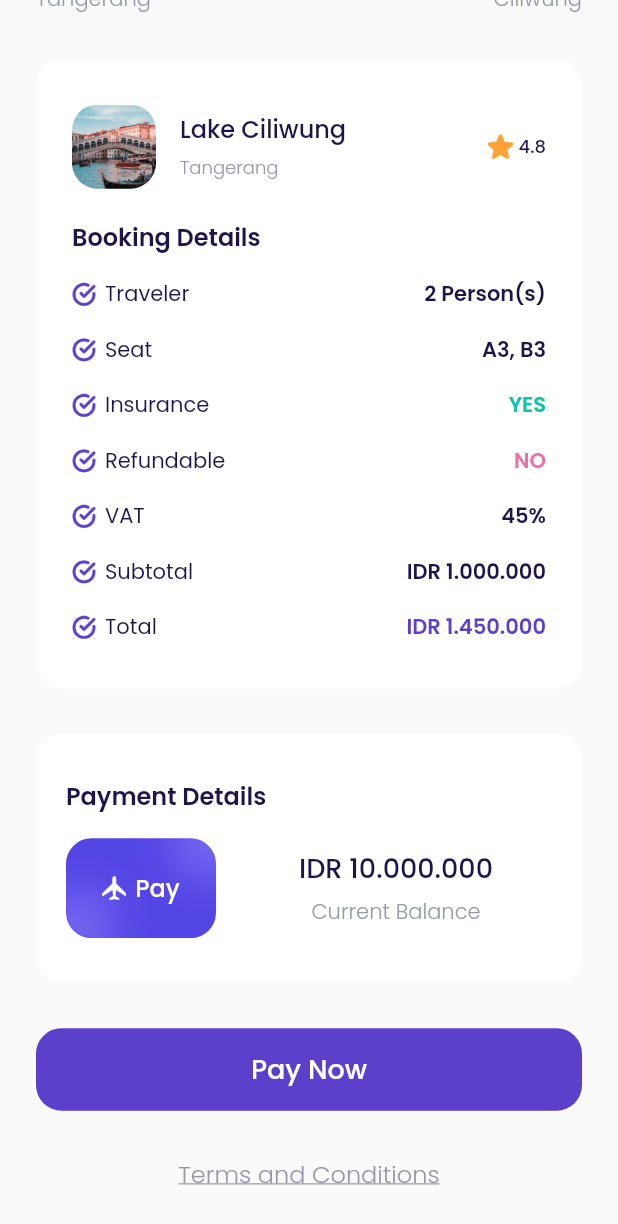
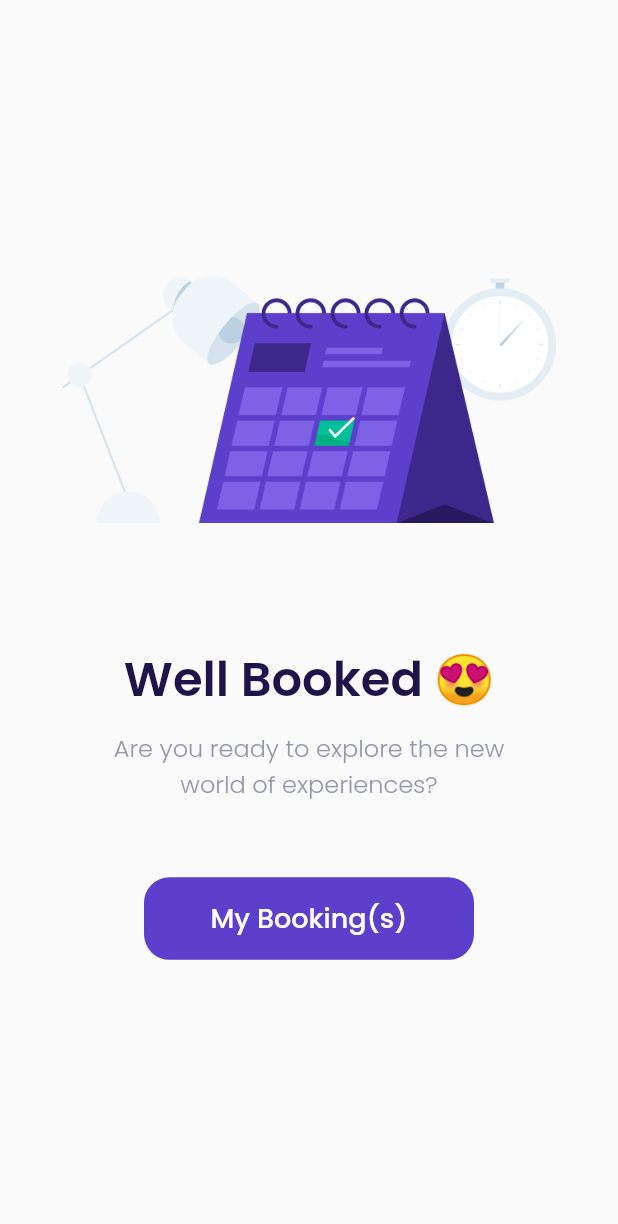
Before and after one commit to HarunNurahman/book-inn-air, a Flutter app: the CheckoutPage screen opened directly, scrolled down 172 dp, after a tap on "Pay Now", on a phone screen of 412 x 824 dp. Shown: the top 1224 px of the screen. Run offline on Flutter 3.47's test engine with Material 2 defaults, Android fonts, the phone set to English and light mode, and no system bars; our stand-ins replace device_preview, google_fonts.

Commit message:
Slicing UI Success Checkout Page

```diff
--- a/lib/pages/checkout_page.dart
+++ b/lib/pages/checkout_page.dart
@@ -1,3 +1,4 @@
+import 'package:book_inn_air/pages/success_checkout_page.dart';
 import 'package:book_inn_air/pages/widgets/booking_detail_item.dart';
 import 'package:book_inn_air/pages/widgets/custom_button.dart';
 import 'package:book_inn_air/shared/styles.dart';
@@ -319,7 +320,14 @@ class CheckoutPage extends StatelessWidget {
         padding: EdgeInsets.only(top: defaultMargin + 6),
         child: CustomButton(
           title: 'Pay Now',
-          onPressed: () {},
+          onPressed: () {
+            Navigator.push(
+              context,
+              MaterialPageRoute(
+                builder: (context) => SuccessCheckout(),
+              ),
+            );
+          },
         ),
       );
     }
--- /dev/null
+++ b/lib/pages/success_checkout_page.dart
@@ -0,0 +1,60 @@
+import 'package:book_inn_air/pages/widgets/custom_button.dart';
+import 'package:book_inn_air/shared/styles.dart';
+import 'package:flutter/material.dart';
+
+class SuccessCheckout extends StatelessWidget {
+  const SuccessCheckout({Key? key}) : super(key: key);
+
+  @override
+  Widget build(BuildContext context) {
+    return Scaffold(
+      backgroundColor: bgColor,
+      body: Center(
+        child: Column(
+          mainAxisAlignment: MainAxisAlignment.center,
+          children: [
+            Image.asset(
+              'assets/images/img_success.png',
+              width: MediaQuery.of(context).size.width * 0.8,
+            ),
+            Padding(
+              padding: const EdgeInsets.only(top: 80),
+              child: Column(
+                children: [
+                  Text(
+                    'Well Booked 😍',
+                    style: blackTextStyle.copyWith(
+                      fontSize: 32,
+                      fontWeight: semiBold,
+                    ),
+                  ),
+                  const SizedBox(height: 10),
+                  Text(
+                    'Are you ready to explore the new\nworld of experiences?',
+                    style: grayTextStyle.copyWith(
+                      fontSize: 16,
+                      fontWeight: light,
+                    ),
+                    textAlign: TextAlign.center,
+                  )
+                ],
+              ),
+            ),
+            const SizedBox(height: 50),
+            CustomButton(
+              title: 'My Booking(s)',
+              onPressed: () {
+                Navigator.pushNamedAndRemoveUntil(
+                  context,
+                  '/dashboard',
+                  (route) => false,
+                );
+              },
+              width: 220,
+            )
+          ],
+        ),
+      ),
+    );
+  }
+}
```
